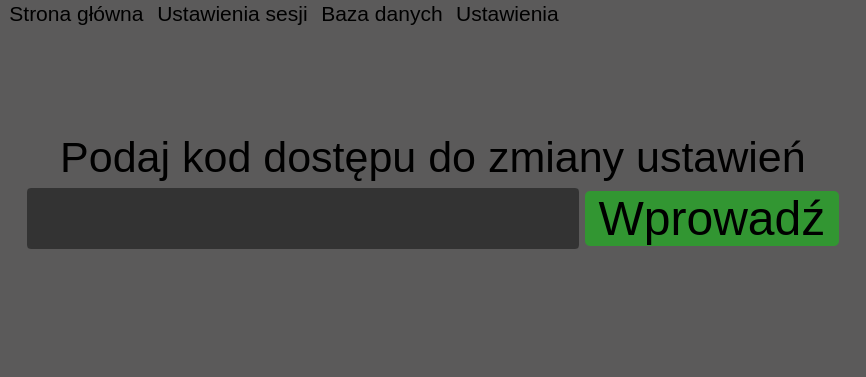
The window that ui_main.ui (Bre3n/ID-Parts) describes before a commit, drawn with Qt 5.
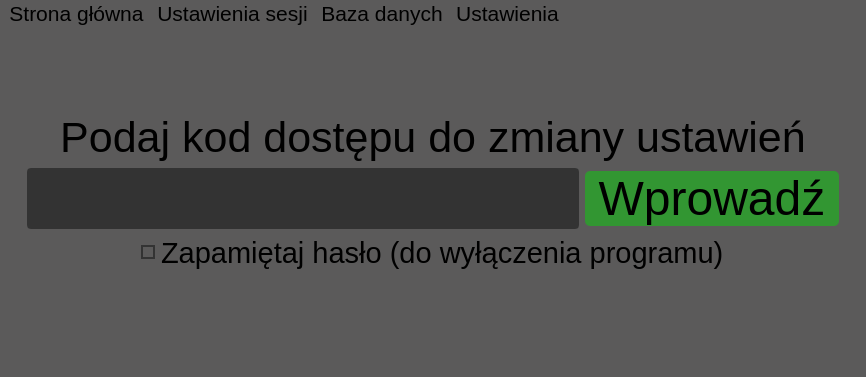
The same window after the commit. The open tabs and pages were chosen to show the change.

The edit to the form file:
```diff
--- a/ui_main.ui
+++ b/ui_main.ui
@@ -1619,6 +1619,9 @@
        <layout class="QHBoxLayout" name="horizontalLayout_9">
         <item>
          <widget class="QStackedWidget" name="stackedWidget_3">
+          <property name="styleSheet">
+           <string notr="true"/>
+          </property>
           <property name="currentIndex">
            <number>0</number>
           </property>
@@ -2277,6 +2280,80 @@
               </item>
              </layout>
             </item>
+            <item>
+             <layout class="QHBoxLayout" name="horizontalLayout_23">
+              <item>
+               <spacer name="horizontalSpacer_12">
+                <property name="orientation">
+                 <enum>Qt::Horizontal</enum>
+                </property>
+                <property name="sizeHint" stdset="0">
+                 <size>
+                  <width>40</width>
+                  <height>20</height>
+                 </size>
+                </property>
+               </spacer>
+              </item>
+              <item>
+               <widget class="QCheckBox" name="checkBox">
+                <property name="font">
+                 <font>
+                  <family>Segoe UI</family>
+                  <pointsize>22</pointsize>
+                 </font>
+                </property>
+                <property name="styleSheet">
+                 <string notr="true">QCheckBox {
+    color:black;
+}
+
+QCheckBox::indicator {
+    width: 10px;
+    height: 10px;
+}
+
+QCheckBox::indicator:unchecked {
+    border:2px solid rgb(51,51,51);
+	background:rgb(91,90,90);
+}
+
+QCheckBox::indicator:unchecked:pressed {
+	border:2px solid rgb(51,51,51);
+   	background:rgb(0,143,170);
+}
+
+QCheckBox::indicator:checked {
+	background-color:rgb(0,143,170);
+    border: 2px solid rgb(51,51,51);
+}
+
+QCheckBox::indicator:checked:pressed {
+    border:2px solid rgb(51,51,51);
+	background:rgb(91,90,90);
+}
+</string>
+                </property>
+                <property name="text">
+                 <string>Zapamiętaj hasło (do wyłączenia programu)</string>
+                </property>
+               </widget>
+              </item>
+              <item>
+               <spacer name="horizontalSpacer_13">
+                <property name="orientation">
+                 <enum>Qt::Horizontal</enum>
+                </property>
+                <property name="sizeHint" stdset="0">
+                 <size>
+                  <width>40</width>
+                  <height>20</height>
+                 </size>
+                </property>
+               </spacer>
+              </item>
+             </layout>
+            </item>
             <item>
              <spacer name="verticalSpacer_9">
               <property name="orientation">
```
Left out of the diff: 8 changed lines with no effect on the pictures.
